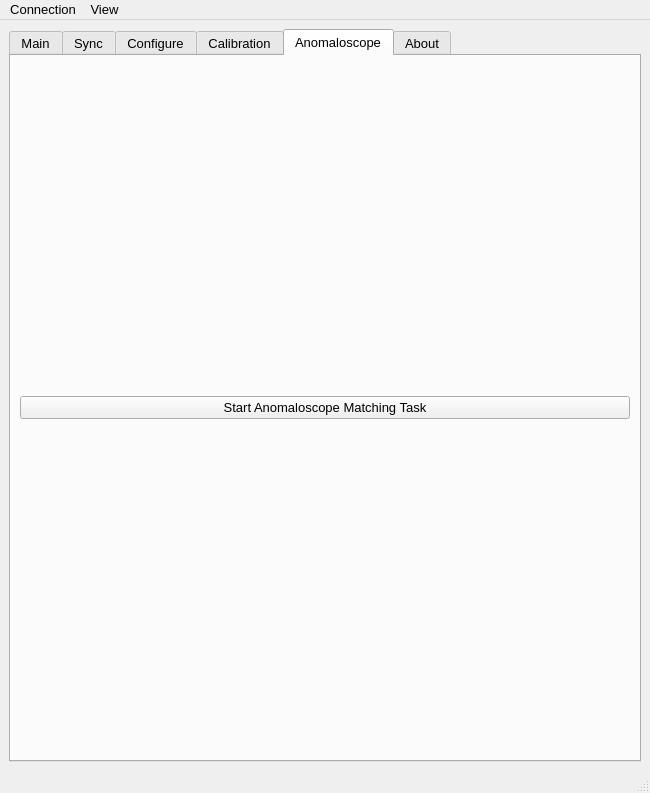
The window that LedDriverGUI/resources/qt/QtDesigner_GUI.ui (berkeley-oz-vision/SixPrimaryProjector) describes before a commit, drawn with Qt 5.
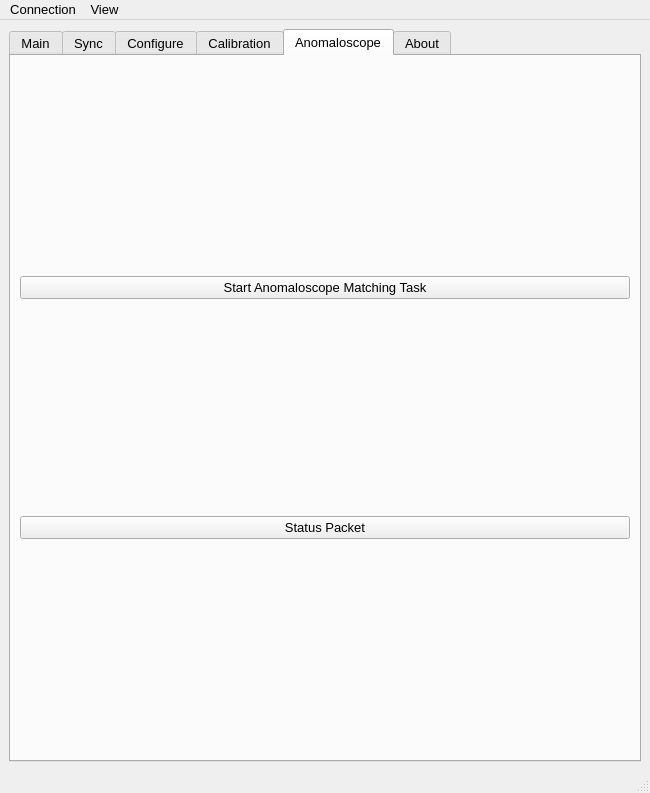
The same window after the commit. The open tabs and pages were chosen to show the change.

Commit message: test ben's driver code by cycling the leds

What changed in the file:
```diff
--- a/LedDriverGUI/resources/qt/QtDesigner_GUI.ui
+++ b/LedDriverGUI/resources/qt/QtDesigner_GUI.ui
@@ -4952,6 +4952,16 @@
             </property>
             </widget>
         </item>
+        <item row="1" column="0">
+            <widget class="QPushButton" name="test_bens_code_button">
+            <property name="toolTip">
+                <string>Ben Test Status Packet</string>
+            </property>
+            <property name="text">
+                <string>Status Packet</string>
+            </property>
+            </widget>
+        </item>
        </layout>
       </widget>
       <widget class="QWidget" name="about_tab">
```
The commit also changes 3 other files.
